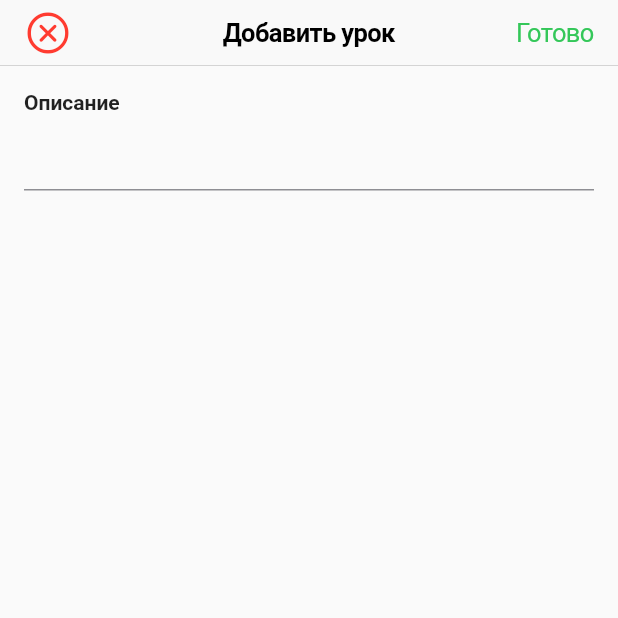
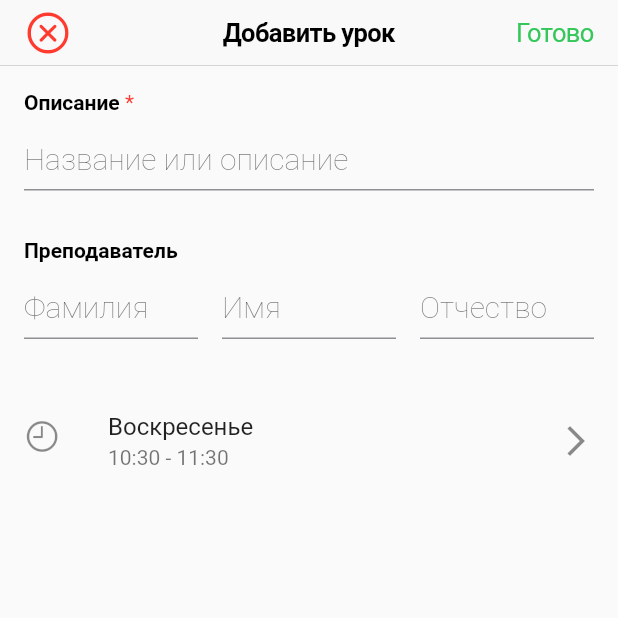
Before and after one commit to maksganzol/timetable, a Flutter app: the AddLessonPage screen opened directly, on a phone screen of 412 x 824 dp, the top half of it. Run offline on Flutter 3.47's test engine with Material 2 defaults, Android fonts, the phone set to English and light mode, and no system bars; our stand-ins replace auto_route, cloud_firestore, copy_with_extension, equatable, firebase_auth, firebase_core and 5 more; accounts and stored records are empty; generated files the repository leaves out were written again.

Commit message:
Add lesson fields

```diff
--- a/lib/app.dart
+++ b/lib/app.dart
@@ -1,10 +1,12 @@
 import 'package:flutter/material.dart';
-import 'package:flutter_bloc/flutter_bloc.dart';
-import 'package:timetable/blocs/auth_bloc/auth_bloc.dart';
-import 'package:timetable/blocs/timetable_bloc/bloc.dart';
-import 'package:timetable/blocs/timetable_details_bloc/timetable_details_bloc.dart';
 import 'package:timetable/dependency_injector/dependency_injector.dart';
 import 'package:timetable/router/router.dart';
+
+import 'package:flutter_bloc/flutter_bloc.dart';
+import 'package:timetable/blocs/add_lesson_bloc/add_lesson_bloc.dart';
+import 'package:timetable/blocs/auth_bloc/auth_bloc.dart';
+import 'package:timetable/blocs/timetable_bloc/timetable_bloc.dart';
+import 'package:timetable/blocs/timetable_details_bloc/timetable_details_bloc.dart';
 
 class App extends StatelessWidget {
   const App({Key? key}) : super(key: key);
@@ -12,6 +14,7 @@ class App extends StatelessWidget {
   List<BlocProvider> get _blocProviders => [
         BlocProvider<AuthBloc>(create: (_) => AuthBloc()),
         BlocProvider<TimetableBloc>(create: (_) => TimetableBloc()),
+        BlocProvider<AddLessonBloc>(create: (_) => AddLessonBloc()),
         BlocProvider<TimetableDetailsBloc>(
           create: (_) => TimetableDetailsBloc(),
         ),
--- /dev/null
+++ b/lib/blocs/add_lesson_bloc/add_lesson_bloc.dart
@@ -0,0 +1,3 @@
+export 'bloc.dart';
+export 'add_lesson_event.dart';
+export 'add_lesson_state.dart';
--- /dev/null
+++ b/lib/blocs/add_lesson_bloc/add_lesson_event.dart
@@ -0,0 +1,46 @@
+import 'package:equatable/equatable.dart';
+import 'package:timetable/models/lesson_schedule.dart';
+
+abstract class AddLessonEvent extends Equatable {
+  const AddLessonEvent();
+
+  @override
+  List<Object?> get props => [];
+}
+
+class AddLessonDescription extends AddLessonEvent {
+  final String? description;
+
+  const AddLessonDescription(this.description);
+
+  @override
+  List<Object?> get props => [description];
+}
+
+class AddLessonTeacher extends AddLessonEvent {
+  final String? teacherName;
+  final String? teacherSurname;
+  final String? teacherParto;
+
+  const AddLessonTeacher({
+    this.teacherName,
+    this.teacherSurname,
+    this.teacherParto,
+  });
+
+  @override
+  List<Object?> get props => [
+        teacherName,
+        teacherSurname,
+        teacherParto,
+      ];
+}
+
+class AddLessonSchedule extends AddLessonEvent {
+  final LessonSchedule? lessonSchedule;
+
+  const AddLessonSchedule(this.lessonSchedule);
+
+  @override
+  List<Object?> get props => [lessonSchedule];
+}
--- /dev/null
+++ b/lib/blocs/add_lesson_bloc/add_lesson_state.dart
@@ -0,0 +1,53 @@
+import 'package:equatable/equatable.dart';
+import 'package:timetable/models/lesson_schedule.dart';
+import 'package:timetable/models/lesson_time.dart';
+import 'package:copy_with_extension/copy_with_extension.dart';
+
+part 'add_lesson_state.g.dart';
+
+@CopyWith(copyWithNull: true)
+class AddLessonState extends Equatable {
+  final String? description;
+  final String? teacherName;
+  final String? teacherSurname;
+  final String? teacherPatro;
+
+  final LessonSchedule? _lessonSchedule;
+
+  const AddLessonState({
+    required this.description,
+    required this.teacherName,
+    required this.teacherPatro,
+    required this.teacherSurname,
+    required LessonSchedule? lessonSchedule,
+  }) : _lessonSchedule = lessonSchedule;
+
+  const AddLessonState.initial()
+      : description = null,
+        teacherName = null,
+        teacherPatro = null,
+        teacherSurname = null,
+        _lessonSchedule = null;
+
+  LessonSchedule get _scheduleNow {
+    final now = DateTime.now();
+
+    return LessonSchedule(
+      startTime: LessonTime.fromDate(now),
+      endTime: LessonTime.fromDate(now.add(const Duration(hours: 1))),
+      dayOfWeek: now.weekday,
+      isOddWeek: false,
+    );
+  }
+
+  LessonSchedule get lessonSchedule => _lessonSchedule ?? _scheduleNow;
+
+  @override
+  List<Object?> get props => [
+        description,
+        teacherName,
+        teacherPatro,
+        teacherSurname,
+        lessonSchedule,
+      ];
+}
--- /dev/null
+++ b/lib/blocs/add_lesson_bloc/bloc.dart
@@ -0,0 +1,43 @@
+import 'package:flutter_bloc/flutter_bloc.dart';
+import 'package:timetable/blocs/add_lesson_bloc/add_lesson_event.dart';
+import 'package:timetable/blocs/add_lesson_bloc/add_lesson_state.dart';
+
+class AddLessonBloc extends Bloc<AddLessonEvent, AddLessonState> {
+  AddLessonBloc() : super(const AddLessonState.initial()) {
+    on<AddLessonDescription>(_handleAddLessonDescriprion);
+    on<AddLessonTeacher>(_handleAddLessonTeacher);
+    on<AddLessonSchedule>(_handleAddLessonSchedule);
+  }
+
+  void _handleAddLessonDescriprion(
+    AddLessonDescription event,
+    Emitter<AddLessonState> emit,
+  ) {
+    final description = event.description;
+    if (description == null || description.isEmpty) {
+      emit(state.copyWithNull(description: true));
+      return;
+    }
+    emit(state.copyWith(description: description));
+  }
+
+  void _handleAddLessonTeacher(
+    AddLessonTeacher event,
+    Emitter<AddLessonState> emit,
+  ) {
+    emit(
+      state.copyWith(
+        teacherName: event.teacherName,
+        teacherPatro: event.teacherParto,
+        teacherSurname: event.teacherSurname,
+      ),
+    );
+  }
+
+  void _handleAddLessonSchedule(
+    AddLessonSchedule event,
+    Emitter<AddLessonState> emit,
+  ) {
+    emit(state.copyWith(lessonSchedule: event.lessonSchedule));
+  }
+}
--- a/lib/configuration/app_margings.dart
+++ b/lib/configuration/app_margings.dart
@@ -1,3 +1,5 @@
 abstract class AppMargins {
   static const double margin = 16;
+  static const double smallMargin = margin / 2;
+  static const double largeMargin = margin * 2;
 }
--- a/lib/models/lesson_time.dart
+++ b/lib/models/lesson_time.dart
@@ -1,3 +1,5 @@
+import 'package:flutter/material.dart';
+import 'package:intl/intl.dart';
 import 'package:json_annotation/json_annotation.dart';
 import 'package:timetable/utils/type_defs/json.dart';
 
@@ -15,6 +17,18 @@ class LessonTime {
 
   factory LessonTime.fromJson(Json json) => _$LessonTimeFromJson(json);
 
+  factory LessonTime.fromDate(DateTime dateTime) => LessonTime(
+        hours: dateTime.hour,
+        minutes: dateTime.minute,
+      );
+
+  factory LessonTime.fromTimeOfDay(TimeOfDay timeOfDay) => LessonTime(
+        hours: timeOfDay.hour,
+        minutes: timeOfDay.minute,
+      );
+
+  String get formatted => DateFormat('hh:mm').format(toDateTime());
+
   Json toJson() => _$LessonTimeToJson(this);
 
   DateTime toDateTime() => DateTime(0, 0, 0, hours, minutes);
--- a/lib/screens/add_lesson_page.dart
+++ b/lib/screens/add_lesson_page.dart
@@ -1,9 +1,14 @@
 import 'package:auto_route/auto_route.dart';
 import 'package:flutter/cupertino.dart';
 import 'package:flutter/material.dart';
+import 'package:flutter_bloc/flutter_bloc.dart';
 import 'package:modal_bottom_sheet/modal_bottom_sheet.dart';
+import 'package:provider/provider.dart';
+import 'package:timetable/blocs/add_lesson_bloc/add_lesson_bloc.dart';
 import 'package:timetable/configuration/app_margings.dart';
+import 'package:timetable/utils/extensions/iterable_join_with.dart';
 import 'package:timetable/widgets/add_lesson/input_wrapper.dart';
+import 'package:timetable/widgets/add_lesson/lesson_schedule_field.dart';
 import 'package:timetable/widgets/add_lesson/text_input_field.dart';
 
 class AddLessonPage extends StatefulWidget {
@@ -45,13 +50,81 @@ class _AddLessonPageState extends State<AddLessonPage> {
         padding: const EdgeInsets.all(AppMargins.margin),
         child: ListView(
           children: const [
-            InputWrapper(
-              child: TextInputField(),
-              label: 'Описание',
-            ),
-          ],
+            _DescriptionField(),
+            _TeacherField(),
+            _LessonSchedulePicker()
+          ].joinWith(const SizedBox(height: AppMargins.largeMargin)),
         ),
       ),
     );
   }
 }
+
+class _DescriptionField extends StatelessWidget {
+  const _DescriptionField({Key? key}) : super(key: key);
+
+  @override
+  Widget build(BuildContext context) {
+    return InputWrapper(
+      child: TextInputField(
+        onChanged: (description) => context
+            .read<AddLessonBloc>()
+            .add(AddLessonDescription(description)),
+        hintText: 'Название или описание',
+      ),
+      label: 'Описание',
+      isRequired: true,
+    );
+  }
+}
+
+class _TeacherField extends StatelessWidget {
+  const _TeacherField({Key? key}) : super(key: key);
+
+  @override
+  Widget build(BuildContext context) {
+    return InputWrapper(
+      child: Row(
+        children: [
+          TextInputField(
+            hintText: 'Фамилия',
+            onChanged: (surname) => context
+                .read<AddLessonBloc>()
+                .add(AddLessonTeacher(teacherSurname: surname)),
+          ),
+          TextInputField(
+            hintText: 'Имя',
+            onChanged: (name) => context
+                .read<AddLessonBloc>()
+                .add(AddLessonTeacher(teacherName: name)),
+          ),
+          TextInputField(
+            hintText: 'Отчество',
+            onChanged: (patro) => context
+                .read<AddLessonBloc>()
+                .add(AddLessonTeacher(teacherParto: patro)),
+          ),
+        ]
+            .map((input) => Expanded(child: input))
+            .joinWith(const SizedBox(width: AppMargins.margin)),
+      ),
+      label: 'Преподаватель',
+    );
+  }
+}
+
+class _LessonSchedulePicker extends StatelessWidget {
+  const _LessonSchedulePicker({Key? key}) : super(key: key);
+
+  @override
+  Widget build(BuildContext context) {
+    return BlocBuilder<AddLessonBloc, AddLessonState>(
+      builder: (context, state) => LessonScheduleFiled(
+        onChanged: (lessonSchedule) => context
+            .read<AddLessonBloc>()
+            .add(AddLessonSchedule(lessonSchedule)),
+        value: state.lessonSchedule,
+      ),
+    );
+  }
+}
--- a/lib/screens/home_page.dart
+++ b/lib/screens/home_page.dart
@@ -3,7 +3,6 @@ import 'package:flutter/cupertino.dart';
 import 'package:flutter/material.dart';
 import 'package:flutter_bloc/flutter_bloc.dart';
 import 'package:timetable/blocs/timetable_bloc/timetable_bloc.dart';
-import 'package:timetable/configuration/configuration.dart';
 import 'package:timetable/models/timetable.dart';
 import 'package:timetable/models/timetable_color.dart';
 import 'package:timetable/router/router.dart';
@@ -38,12 +37,9 @@ class _HomePageState extends State<HomePage> {
             ),
           ),
         ],
-        body: Container(
-          color: AppColors.creamPink.withOpacity(0.05),
-          child: BlocBuilder<TimetableBloc, TimetableState>(
-            builder: (context, state) => _TimetableList(
-              timetables: state.timetables,
-            ),
+        body: BlocBuilder<TimetableBloc, TimetableState>(
+          builder: (context, state) => _TimetableList(
+            timetables: state.timetables,
           ),
         ),
       ),
--- a/lib/widgets/add_lesson/input_wrapper.dart
+++ b/lib/widgets/add_lesson/input_wrapper.dart
@@ -1,3 +1,4 @@
+import 'package:flutter/cupertino.dart';
 import 'package:flutter/material.dart';
 import 'package:timetable/configuration/app_margings.dart';
 import 'package:timetable/configuration/app_text_styles.dart';
@@ -7,23 +8,43 @@ class InputWrapper extends StatelessWidget {
     Key? key,
     required this.child,
     required this.label,
+    this.isRequired = false,
   }) : super(key: key);
 
   final Widget child;
   final String label;
+  final bool isRequired;
 
   @override
   Widget build(BuildContext context) {
     return Column(
       crossAxisAlignment: CrossAxisAlignment.start,
       children: [
-        Text(
-          label,
-          style: AppTexStyles.b400.copyWith(fontWeight: FontWeight.bold),
-        ),
+        _buildLabel(),
         const SizedBox(height: AppMargins.margin / 2),
         child,
       ],
     );
   }
+
+  Widget _buildLabel() {
+    return RichText(
+      text: TextSpan(
+        children: [
+          TextSpan(
+            text: label,
+            style: AppTexStyles.b400.copyWith(
+              color: CupertinoColors.black,
+              fontWeight: FontWeight.bold,
+            ),
+          ),
+          if (isRequired)
+            const TextSpan(
+              text: ' *',
+              style: TextStyle(color: CupertinoColors.destructiveRed),
+            ),
+        ],
+      ),
+    );
+  }
 }
--- /dev/null
+++ b/lib/widgets/add_lesson/lesson_schedule_field.dart
@@ -0,0 +1,88 @@
+import 'package:flutter/cupertino.dart';
+import 'package:flutter/material.dart';
+import 'package:provider/provider.dart';
+import 'package:timetable/blocs/add_lesson_bloc/add_lesson_bloc.dart';
+import 'package:timetable/models/extensions/day_of_week_display_name.dart';
+import 'package:timetable/models/lesson_schedule.dart';
+import 'package:timetable/models/lesson_time.dart';
+
+class LessonScheduleFiled extends StatelessWidget {
+  const LessonScheduleFiled({
+    Key? key,
+    required this.onChanged,
+    required this.value,
+  }) : super(key: key);
+
+  final ValueChanged<LessonSchedule> onChanged;
+  final LessonSchedule value;
+
+  @override
+  Widget build(BuildContext context) {
+    return ListTile(
+      onTap: () async {
+        final startTime = await showTimePicker(
+          helpText: 'Выберите время начала',
+          context: context,
+          initialTime: TimeOfDay.fromDateTime(value.startTime.toDateTime()),
+        );
+        if (startTime == null) return;
+
+        final endTime = await showTimePicker(
+          helpText: 'Выберите время окончания',
+          context: context,
+          initialTime: TimeOfDay.fromDateTime(value.endTime.toDateTime()),
+        );
+        if (endTime == null) return;
+        final lessonSchedule = LessonSchedule(
+          startTime: LessonTime.fromTimeOfDay(startTime),
+          endTime: LessonTime.fromTimeOfDay(endTime),
+          dayOfWeek: 0,
+          isOddWeek: false,
+        );
+
+        onChanged(lessonSchedule);
+      },
+      leading: const Padding(
+        padding: EdgeInsets.only(top: 5),
+        child: Icon(CupertinoIcons.clock),
+      ),
+      trailing: const Icon(Icons.arrow_forward_ios_outlined),
+      contentPadding: EdgeInsets.zero,
+      title: _LessonWeekDayLabel(dayOfWeek: value.dayOfWeek),
+      subtitle: _LessonTimeLabel(
+        endTime: value.endTime,
+        startTime: value.startTime,
+      ),
+    );
+  }
+}
+
+class _LessonTimeLabel extends StatelessWidget {
+  final LessonTime startTime;
+  final LessonTime endTime;
+
+  const _LessonTimeLabel({
+    Key? key,
+    required this.startTime,
+    required this.endTime,
+  }) : super(key: key);
+
+  @override
+  Widget build(BuildContext context) {
+    return Text('${startTime.formatted} - ${endTime.formatted}');
+  }
+}
+
+class _LessonWeekDayLabel extends StatelessWidget {
+  const _LessonWeekDayLabel({
+    Key? key,
+    required this.dayOfWeek,
+  }) : super(key: key);
+
+  final int dayOfWeek;
+
+  @override
+  Widget build(BuildContext context) {
+    return Text(dayOfWeek.displayName);
+  }
+}
--- a/lib/widgets/add_lesson/text_input_field.dart
+++ b/lib/widgets/add_lesson/text_input_field.dart
@@ -3,25 +3,37 @@ import 'package:flutter/material.dart';
 import 'package:timetable/configuration/app_text_styles.dart';
 
 class TextInputField extends StatelessWidget {
-  const TextInputField({Key? key}) : super(key: key);
+  const TextInputField({
+    Key? key,
+    this.controller,
+    this.onChanged,
+    this.hintText,
+  }) : super(key: key);
+
+  final TextEditingController? controller;
+  final ValueChanged<String>? onChanged;
+  final String? hintText;
 
   @override
   Widget build(BuildContext context) {
     return TextFormField(
+      onChanged: onChanged,
       cursorHeight: 20,
+      controller: controller,
       style: AppTexStyles.b800,
-      decoration: const InputDecoration(
-        enabledBorder: UnderlineInputBorder(
+      decoration: InputDecoration(
+        hintText: hintText,
+        enabledBorder: const UnderlineInputBorder(
           borderSide: BorderSide(
             color: CupertinoColors.systemGrey,
           ),
         ),
-        focusedBorder: UnderlineInputBorder(
+        focusedBorder: const UnderlineInputBorder(
           borderSide: BorderSide(
             color: CupertinoColors.systemBlue,
           ),
         ),
-        contentPadding: EdgeInsets.symmetric(vertical: 10),
+        contentPadding: const EdgeInsets.symmetric(vertical: 10),
         isDense: true,
       ),
     );
--- a/pubspec.yaml
+++ b/pubspec.yaml
@@ -24,6 +24,7 @@ dependencies:
   flutter_sticky_header:
   flutter_slidable: 1.2.0
   modal_bottom_sheet:
+  copy_with_extension_gen: 4.0.0
 
   # Firebase
   firebase_core: 1.10.6
```
Also changed, not shown: pubspec.lock.
